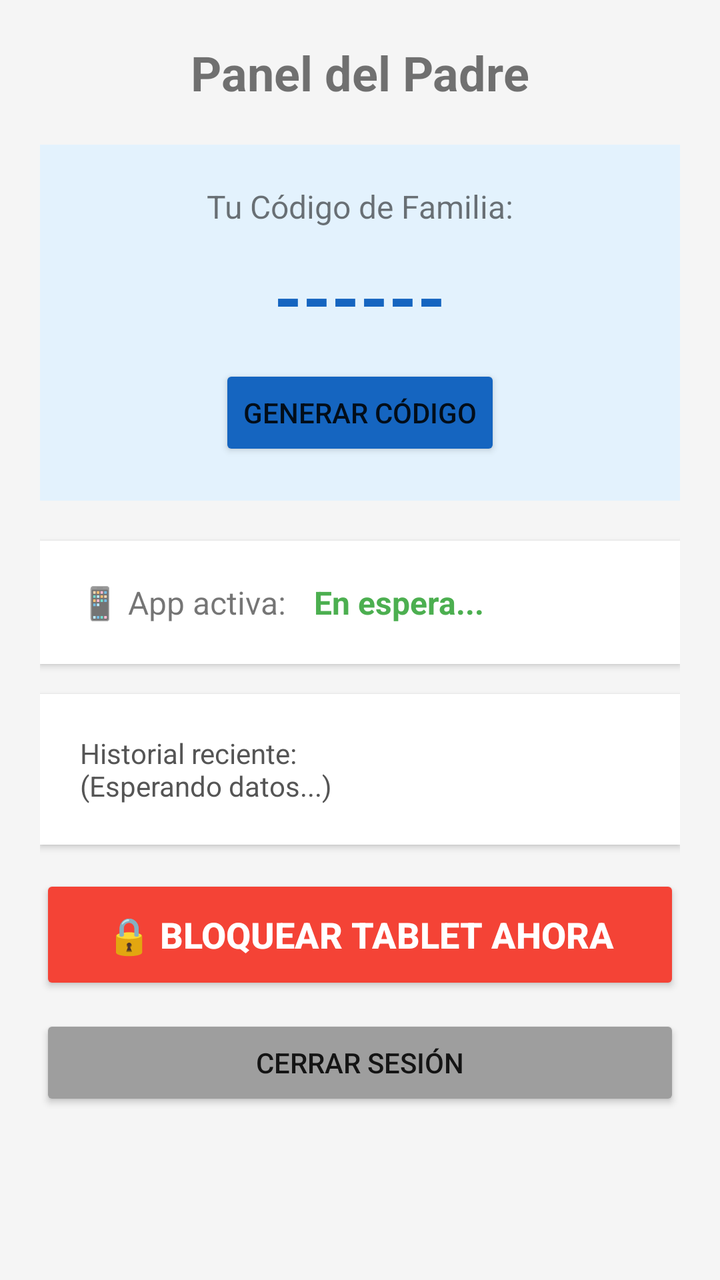
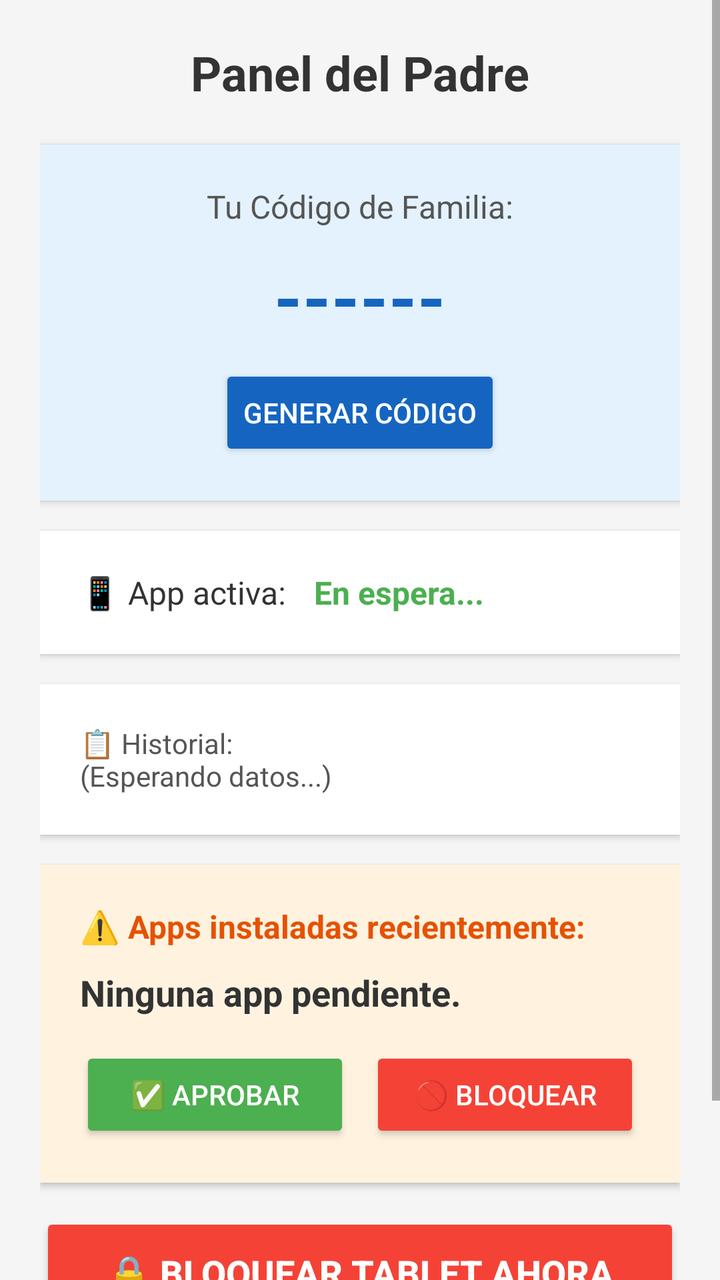

Before-and-after screenshots of an Android layout around one commit, followed by the original layout XML and the change that was made.
<!-- AndroidManifest.xml: application theme AppTheme -->
<!-- res/layout/activity_padre.xml -->
<?xml version="1.0" encoding="utf-8"?>
<ScrollView xmlns:android="http://schemas.android.com/apk/res/android"
    android:layout_width="match_parent"
    android:layout_height="match_parent"
    android:background="#F5F5F5">

    <LinearLayout
        android:layout_width="match_parent"
        android:layout_height="wrap_content"
        android:orientation="vertical"
        android:padding="20dp"
        android:gravity="center_horizontal">

        <TextView
            android:layout_width="wrap_content"
            android:layout_height="wrap_content"
            android:text="Panel del Padre"
            android:textSize="24sp"
            android:textStyle="bold"
            android:layout_marginBottom="20dp" />

        <LinearLayout
            android:layout_width="match_parent"
            android:layout_height="wrap_content"
            android:orientation="vertical"
            android:background="#E3F2FD"
            android:padding="20dp"
            android:gravity="center"
            android:layout_marginBottom="20dp">

            <TextView
                android:layout_width="wrap_content"
                android:layout_height="wrap_content"
                android:text="Tu Código de Familia:"
                android:textSize="16sp" />

            <TextView
                android:id="@+id/tv_codigo"
                android:layout_width="wrap_content"
                android:layout_height="wrap_content"
                android:text="------"
                android:textSize="36sp"
                android:textStyle="bold"
                android:textColor="#1565C0"
                android:layout_margin="10dp" />

            <Button
                android:id="@+id/btn_generar"
                android:layout_width="wrap_content"
                android:layout_height="wrap_content"
                android:text="Generar Código"
                android:backgroundTint="#1565C0" />
        </LinearLayout>

        <LinearLayout
            android:layout_width="match_parent"
            android:layout_height="wrap_content"
            android:background="#FFFFFF"
            android:padding="20dp"
            android:layout_marginBottom="15dp"
            android:elevation="2dp">

            <TextView
                android:layout_width="wrap_content"
                android:layout_height="wrap_content"
                android:text="📱 App activa: "
                android:textSize="16sp" />

            <TextView
                android:id="@+id/tv_app_activa"
                android:layout_width="wrap_content"
                android:layout_height="wrap_content"
                android:text="En espera..."
                android:textSize="16sp"
                android:textStyle="bold"
                android:textColor="#4CAF50"
                android:layout_marginLeft="10dp" />
        </LinearLayout>

        <LinearLayout
            android:layout_width="match_parent"
            android:layout_height="wrap_content"
            android:background="#FFFFFF"
            android:padding="20dp"
            android:layout_marginBottom="15dp"
            android:elevation="2dp">

            <TextView
                android:id="@+id/tv_historial"
                android:layout_width="match_parent"
                android:layout_height="wrap_content"
                android:text="Historial reciente:\n(Esperando datos...)"
                android:textSize="14sp"
                android:textColor="#555" />
        </LinearLayout>

        <Button
            android:id="@+id/btn_bloquear"
            android:layout_width="match_parent"
            android:layout_height="60dp"
            android:text="🔒 BLOQUEAR TABLET AHORA"
            android:textSize="18sp"
            android:textStyle="bold"
            android:backgroundTint="#F44336"
            android:textColor="#FFFFFF"
            android:layout_marginBottom="10dp" />

        <Button
            android:id="@+id/btn_salir"
            android:layout_width="match_parent"
            android:layout_height="wrap_content"
            android:text="Cerrar Sesión"
            android:backgroundTint="#9E9E9E" />

    </LinearLayout>
</ScrollView>
<!-- resources referenced by this layout -->
<resources>
  <style name="AppTheme" parent="android:Theme.Material.Light.NoActionBar">
          <item name="android:colorPrimary">#6200EE</item>
          <item name="android:colorPrimaryDark">#3700B3</item>
          <item name="android:colorAccent">#03DAC5</item>
      </style>
</resources>

<!-- the commit's change to res/layout/activity_padre.xml (unified diff, before → after) -->
@@ -11,14 +11,17 @@
         android:padding="20dp"
         android:gravity="center_horizontal">
 
+        
         <TextView
             android:layout_width="wrap_content"
             android:layout_height="wrap_content"
             android:text="Panel del Padre"
             android:textSize="24sp"
             android:textStyle="bold"
+            android:textColor="#333333"
             android:layout_marginBottom="20dp" />
 
+        
         <LinearLayout
             android:layout_width="match_parent"
             android:layout_height="wrap_content"
@@ -26,13 +29,15 @@
             android:background="#E3F2FD"
             android:padding="20dp"
             android:gravity="center"
-            android:layout_marginBottom="20dp">
+            android:layout_marginBottom="15dp"
+            android:elevation="2dp">
 
             <TextView
                 android:layout_width="wrap_content"
                 android:layout_height="wrap_content"
                 android:text="Tu Código de Familia:"
-                android:textSize="16sp" />
+                android:textSize="16sp"
+                android:textColor="#555" />
 
             <TextView
                 android:id="@+id/tv_codigo"
@@ -49,9 +54,11 @@
                 android:layout_width="wrap_content"
                 android:layout_height="wrap_content"
                 android:text="Generar Código"
-                android:backgroundTint="#1565C0" />
+                android:backgroundTint="#1565C0"
+                android:textColor="#FFFFFF" />
         </LinearLayout>
 
+        
         <LinearLayout
             android:layout_width="match_parent"
             android:layout_height="wrap_content"
@@ -64,7 +71,8 @@
                 android:layout_width="wrap_content"
                 android:layout_height="wrap_content"
                 android:text="📱 App activa: "
-                android:textSize="16sp" />
+                android:textSize="16sp"
+                android:textColor="#333" />
 
             <TextView
                 android:id="@+id/tv_app_activa"
@@ -77,6 +85,7 @@
                 android:layout_marginLeft="10dp" />
         </LinearLayout>
 
+        
         <LinearLayout
             android:layout_width="match_parent"
             android:layout_height="wrap_content"
@@ -89,11 +98,68 @@
                 android:id="@+id/tv_historial"
                 android:layout_width="match_parent"
                 android:layout_height="wrap_content"
-                android:text="Historial reciente:\n(Esperando datos...)"
+                android:text="📋 Historial:\n(Esperando datos...)"
                 android:textSize="14sp"
                 android:textColor="#555" />
         </LinearLayout>
 
+        
+        <LinearLayout
+            android:layout_width="match_parent"
+            android:layout_height="wrap_content"
+            android:background="#FFF3E0"
+            android:padding="20dp"
+            android:orientation="vertical"
+            android:layout_marginBottom="15dp"
+            android:elevation="2dp">
+
+            <TextView
+                android:layout_width="wrap_content"
+                android:layout_height="wrap_content"
+                android:text="⚠️ Apps instaladas recientemente:"
+                android:textSize="16sp"
+                android:textStyle="bold"
+                android:textColor="#E65100"
+                android:layout_marginBottom="10dp" />
+
+            <TextView
+                android:id="@+id/tv_pendiente"
+                android:layout_width="match_parent"
+                android:layout_height="wrap_content"
+                android:text="Ninguna app pendiente."
+                android:textSize="18sp"
+                android:textStyle="bold"
+                android:textColor="#333"
+                android:layout_marginBottom="15dp" />
+
+            <LinearLayout
+                android:layout_width="match_parent"
+                android:layout_height="wrap_content"
+                android:orientation="horizontal">
+
+                <Button
+                    android:id="@+id/btn_aprobar"
+                    android:layout_width="0dp"
+                    android:layout_height="wrap_content"
+                    android:layout_weight="1"
+                    android:text="✅ Aprobar"
+                    android:backgroundTint="#4CAF50"
+                    android:textColor="#FFFFFF"
+                    android:layout_marginRight="5dp" />
+
+                <Button
+                    android:id="@+id/btn_bloquear_app"
+                    android:layout_width="0dp"
+                    android:layout_height="wrap_content"
+                    android:layout_weight="1"
+                    android:text="🚫 Bloquear"
+                    android:backgroundTint="#F44336"
+                    android:textColor="#FFFFFF"
+                    android:layout_marginLeft="5dp" />
+            </LinearLayout>
+        </LinearLayout>
+
+        
         <Button
             android:id="@+id/btn_bloquear"
             android:layout_width="match_parent"
@@ -105,12 +171,14 @@
             android:textColor="#FFFFFF"
             android:layout_marginBottom="10dp" />
 
+        
         <Button
             android:id="@+id/btn_salir"
             android:layout_width="match_parent"
             android:layout_height="wrap_content"
             android:text="Cerrar Sesión"
-            android:backgroundTint="#9E9E9E" />
+            android:backgroundTint="#9E9E9E"
+            android:textColor="#FFFFFF" />
 
     </LinearLayout>
 </ScrollView>
